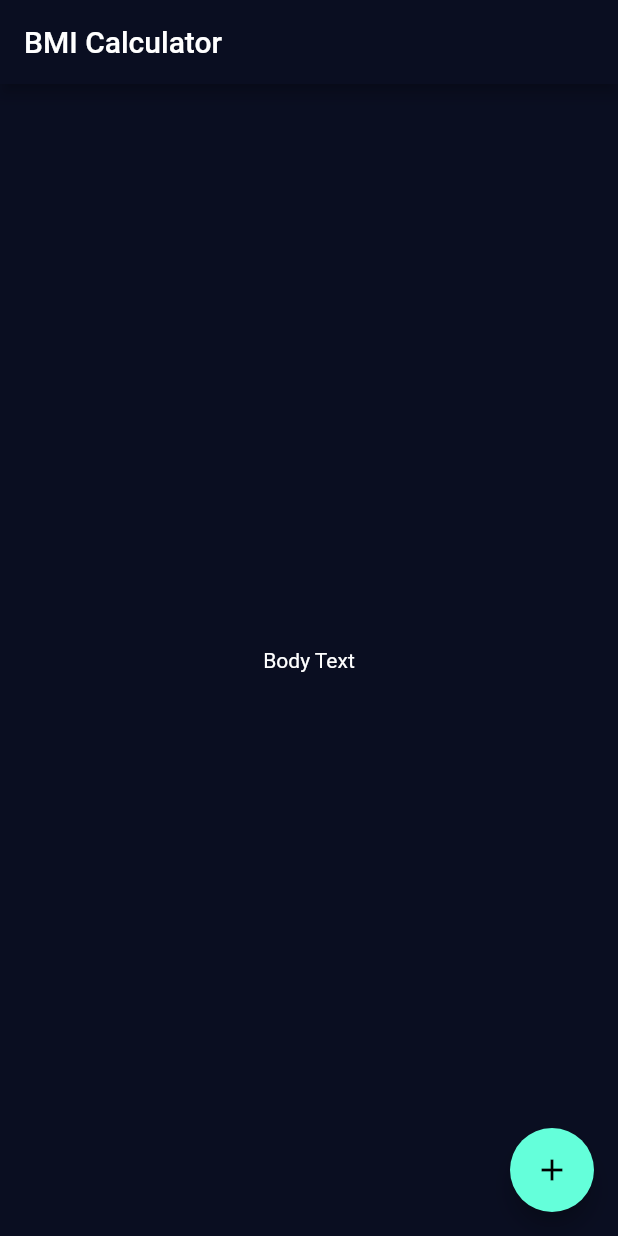
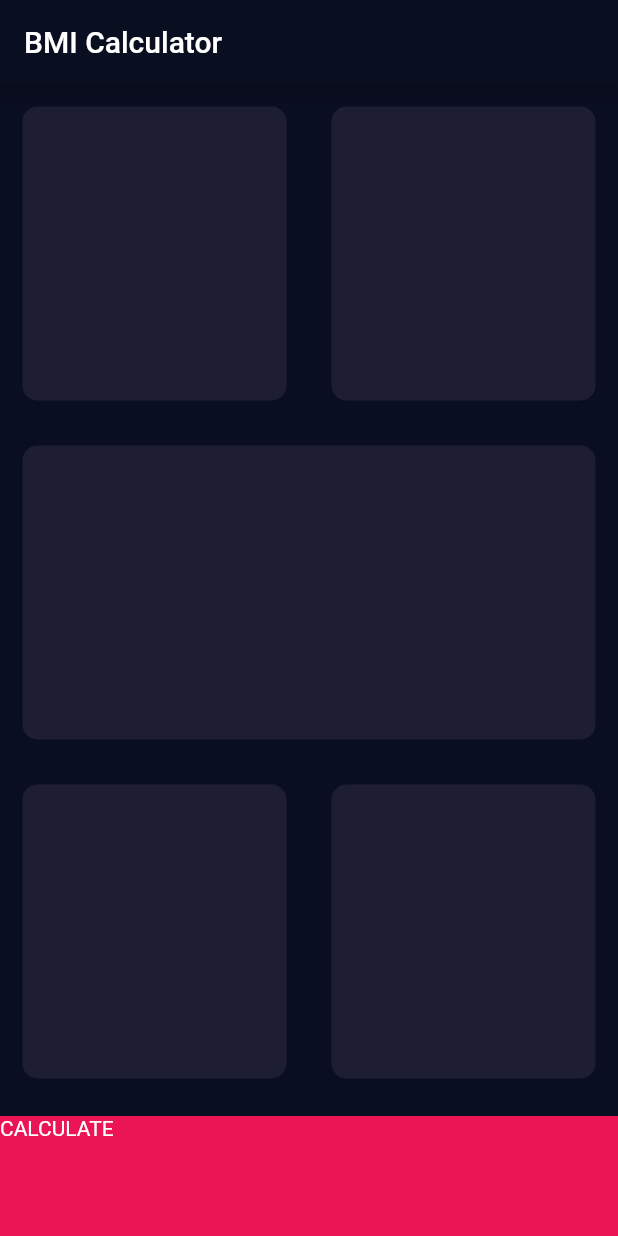
Before and after one commit to snlucas/FlutterBootcamp-StudyRepo, a Flutter app: the screen it shows after launch, on a phone screen of 412 x 824 dp. Run offline on Flutter 3.47's test engine with Material 2 defaults, Android fonts, the phone set to English and light mode, and no system bars; our stand-ins replace audioplayers, rflutter_alert.

Commit message:
Extract input_page and ReusableCard

```diff
--- /dev/null
+++ b/bmi_calculator/lib/input_page.dart
@@ -0,0 +1,88 @@
+import 'package:flutter/material.dart';
+
+const kBottomContainerHeight = 80.0;
+const kActiveCardColor = 0xFF1D1E33;
+const kBottomContainerColor = 0xFF1D1E33;
+
+class InputPage extends StatefulWidget {
+  @override
+  _InputPageState createState() => _InputPageState();
+}
+
+class _InputPageState extends State<InputPage> {
+  @override
+  Widget build(BuildContext context) {
+    return Scaffold(
+      appBar: AppBar(
+        title: Text('BMI Calculator'),
+      ),
+      body: Column(
+        children: <Widget>[
+          Expanded(
+            child: Row(
+              children: <Widget>[
+                Expanded(
+                  child: ReusableCard(
+                    color: Color(kActiveCardColor),
+                  ),
+                ),
+                Expanded(
+                  child: ReusableCard(
+                    color: Color(kActiveCardColor),
+                  ),
+                ),
+              ],
+            ),
+          ),
+          Expanded(
+            child: ReusableCard(
+              color: Color(kActiveCardColor),
+            ),
+          ),
+          Expanded(
+            child: Row(
+              children: <Widget>[
+                Expanded(
+                  child: ReusableCard(
+                    color: Color(kActiveCardColor),
+                  ),
+                ),
+                Expanded(
+                  child: ReusableCard(
+                    color: Color(kActiveCardColor),
+                  ),
+                ),
+              ],
+            ),
+          ),
+          Container(
+            color: Color(0xFFEB1555),
+            margin: EdgeInsets.only(top: 10.0),
+            height: kBottomContainerHeight,
+            width: double.infinity,
+            child: Text(
+              'CALCULATE',
+            ),
+          ),
+        ],
+      ),
+    );
+  }
+}
+
+class ReusableCard extends StatelessWidget {
+  ReusableCard({@required this.color});
+
+  final Color color;
+
+  @override
+  Widget build(BuildContext context) {
+    return Container(
+      margin: EdgeInsets.all(15.0),
+      decoration: BoxDecoration(
+        color: Color(kBottomContainerColor),
+        borderRadius: BorderRadius.circular(10.0),
+      ),
+    );
+  }
+}
--- a/bmi_calculator/lib/main.dart
+++ b/bmi_calculator/lib/main.dart
@@ -1,4 +1,5 @@
 import 'package:flutter/material.dart';
+import 'input_page.dart';
 
 void main() => runApp(BMICalculator());
 
@@ -9,33 +10,9 @@ class BMICalculator extends StatelessWidget {
       theme: ThemeData.dark().copyWith(
         primaryColor: Color(0xFF0A0E21),
         scaffoldBackgroundColor: Color(0xFF0A0E21),
+        floatingActionButtonTheme: FloatingActionButtonThemeData(),
       ),
       home: InputPage(),
     );
   }
 }
-
-class InputPage extends StatefulWidget {
-  @override
-  _InputPageState createState() => _InputPageState();
-}
-
-class _InputPageState extends State<InputPage> {
-  @override
-  Widget build(BuildContext context) {
-    return Scaffold(
-      appBar: AppBar(
-        title: Text('BMI Calculator'),
-      ),
-      body: Center(
-        child: Text(
-          'Body Text',
-        ),
-      ),
-      floatingActionButton: FloatingActionButton(
-        onPressed: () {},
-        child: Icon(Icons.add),
-      ),
-    );
-  }
-}
```
